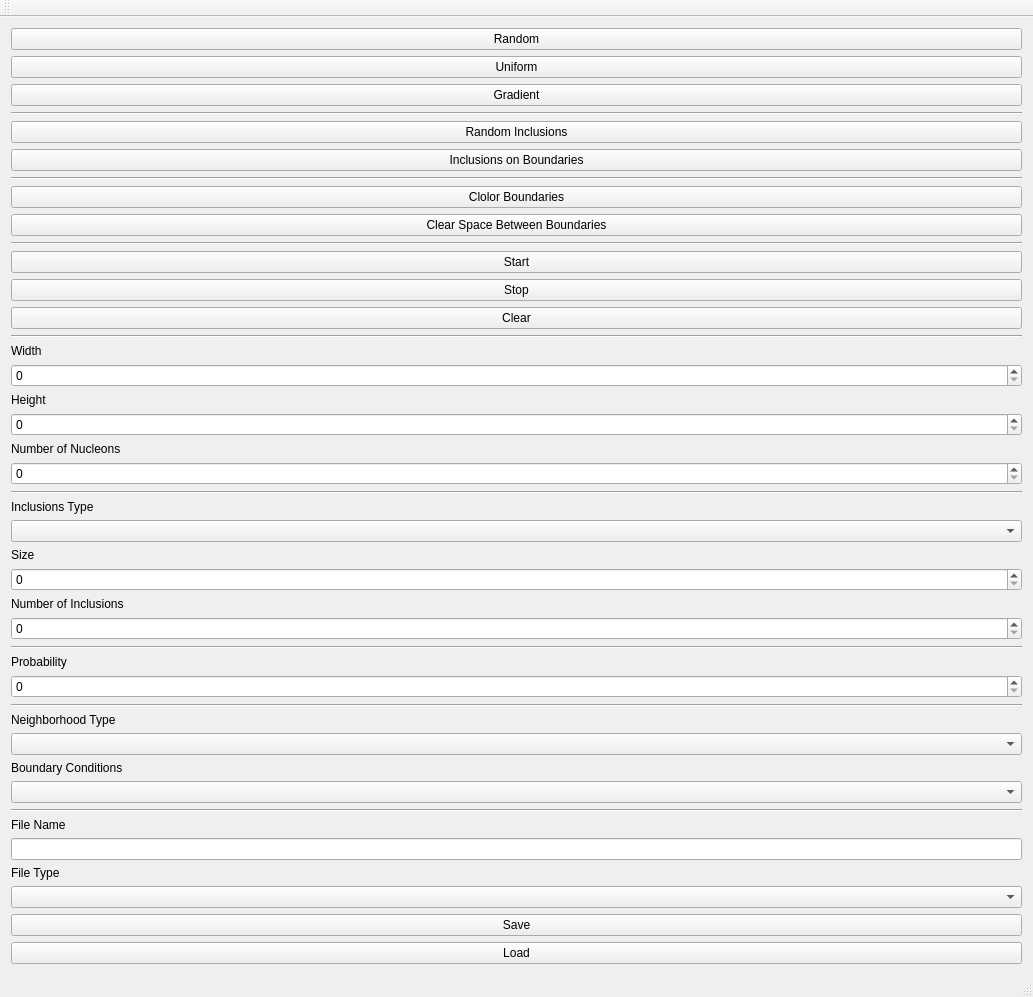
Before: the Qt Designer form mainwindow.ui in nx7400/MultiscaleModeling, drawn with Qt 5.
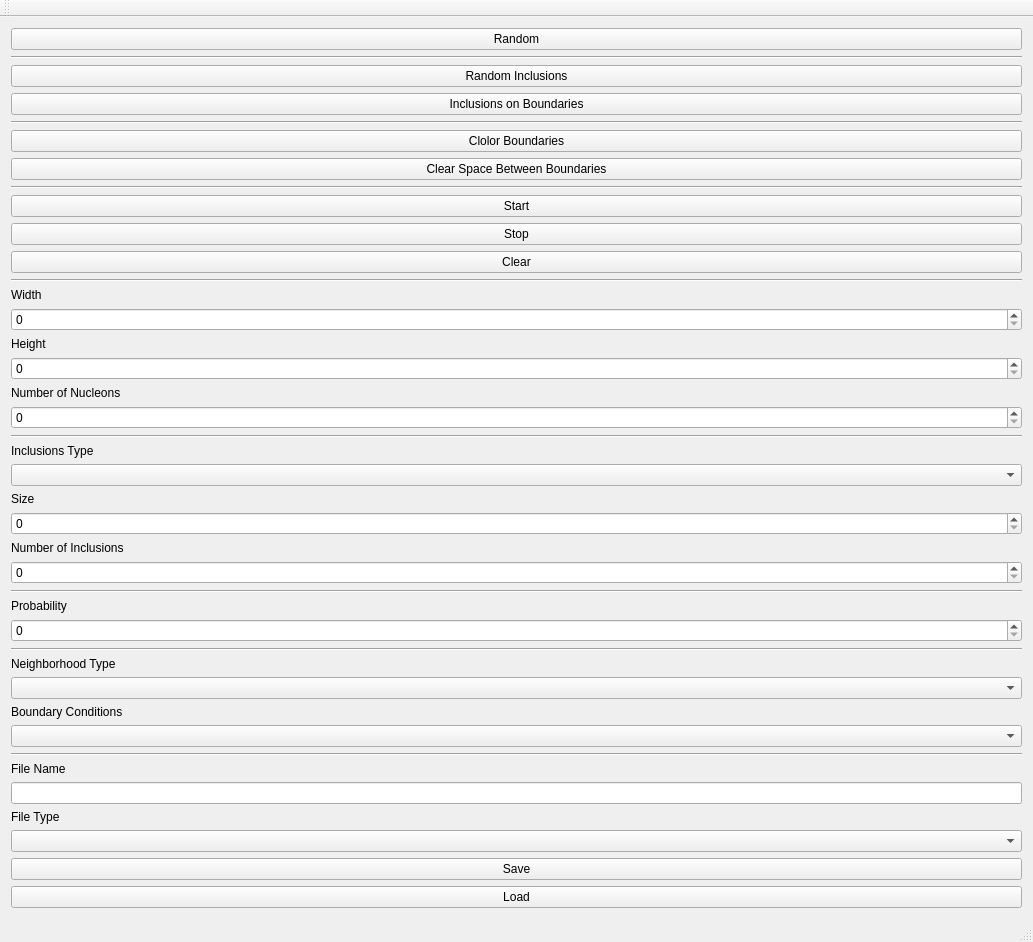
After: the same form once the commit is applied.

Diff of the .ui file:
```diff
--- a/mainwindow.ui
+++ b/mainwindow.ui
@@ -27,20 +27,6 @@
         </property>
        </widget>
       </item>
-      <item>
-       <widget class="QPushButton" name="regularSeedButton">
-        <property name="text">
-         <string>Uniform</string>
-        </property>
-       </widget>
-      </item>
-      <item>
-       <widget class="QPushButton" name="pushButton">
-        <property name="text">
-         <string>Gradient</string>
-        </property>
-       </widget>
-      </item>
       <item>
        <widget class="Line" name="line">
         <property name="orientation">
```
